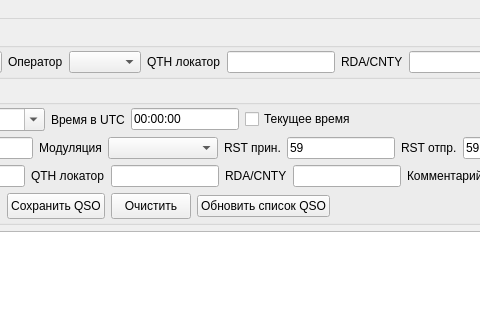
Above: mainwindow.ui from qsosu/logger before the change; both pictures show x 309 to 789 and y 0 to 320 of the 955 by 595 pixel window. Below: the same form after it.
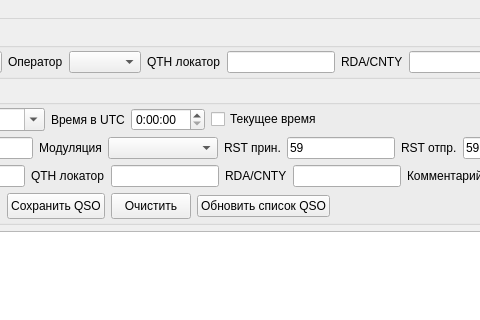
That is the form after the change. Icons and pictures are not drawn.

Diff of the .ui file:
```diff
--- a/mainwindow.ui
+++ b/mainwindow.ui
@@ -223,27 +223,9 @@
           </widget>
          </item>
          <item>
-          <widget class="QLineEdit" name="timeInput">
-           <property name="sizePolicy">
-            <sizepolicy hsizetype="Maximum" vsizetype="Fixed">
-             <horstretch>0</horstretch>
-             <verstretch>0</verstretch>
-            </sizepolicy>
-           </property>
-           <property name="minimumSize">
-            <size>
-             <width>0</width>
-             <height>0</height>
-            </size>
-           </property>
-           <property name="accessibleDescription">
-            <string>99:99:99</string>
-           </property>
-           <property name="text">
-            <string>00:00:00</string>
-           </property>
-           <property name="maxLength">
-            <number>8</number>
+          <widget class="QTimeEdit" name="timeEdit">
+           <property name="displayFormat">
+            <string>H:mm:ss</string>
            </property>
           </widget>
          </item>
```
Left out of the diff: 33 changed lines with no effect on the pictures.
